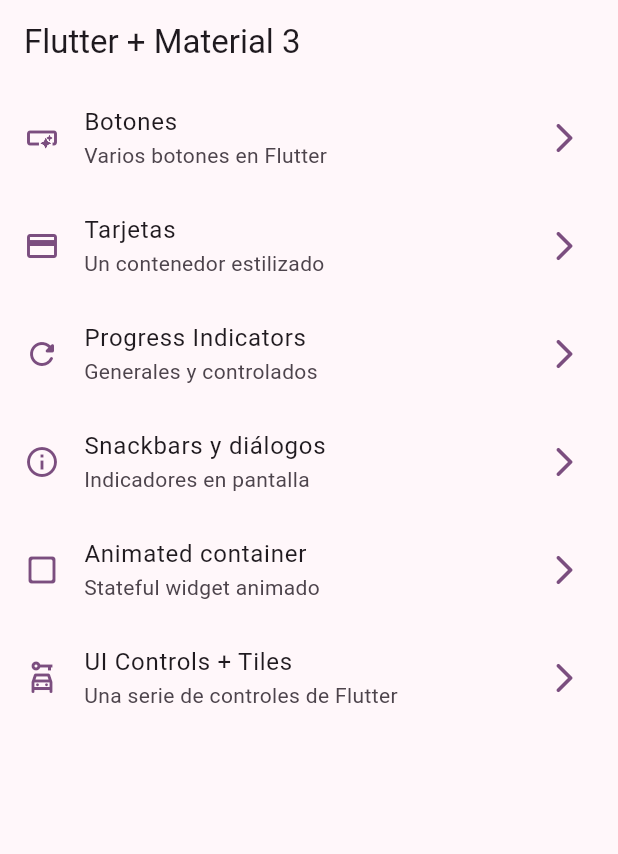
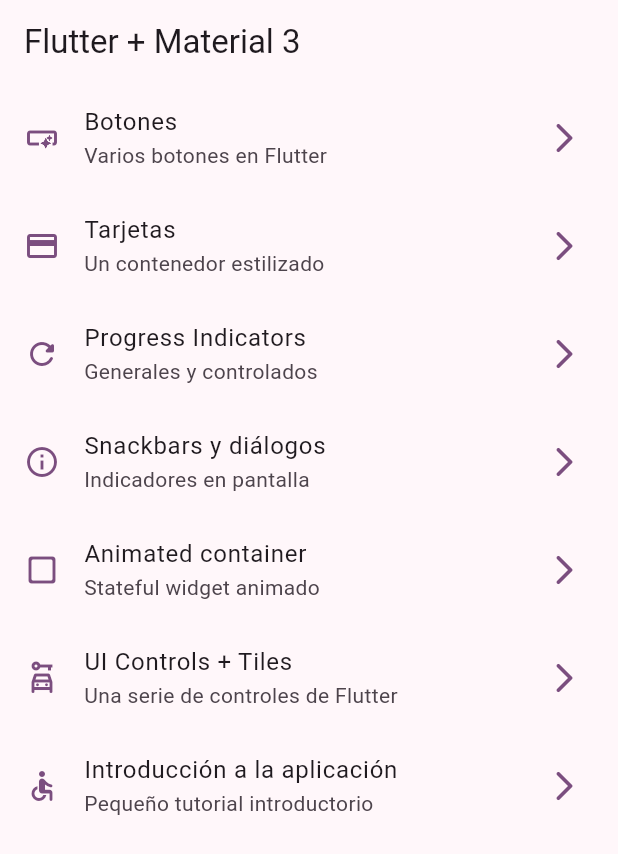
Before and after one commit to UrgedAsp/widgets_app, a Flutter app: the screen it shows after launch, on a phone screen of 412 x 824 dp. Shown: the top 854 px of the screen. Run offline on Flutter 3.47's test engine with Material 3 defaults, Android fonts, the phone set to English and light mode, and no system bars; our stand-ins replace go_router.

Commit message:
tutorial screen added

```diff
--- a/lib/config/menu/menu_items.dart
+++ b/lib/config/menu/menu_items.dart
@@ -44,5 +44,10 @@ const appMenuItems = <MenuItem>[
       title: 'UI Controls + Tiles',
       subTitle: 'Una serie de controles de Flutter',
       link: UiControlsScreen.name,
-      icon: Icons.car_rental_outlined)
+      icon: Icons.car_rental_outlined),
+  MenuItem(
+      title: 'Introducción a la aplicación',
+      subTitle: 'Pequeño tutorial introductorio',
+      link: AppTutorialScreen.name,
+      icon: Icons.accessible_rounded)
 ];
--- a/lib/config/router/app_router.dart
+++ b/lib/config/router/app_router.dart
@@ -37,6 +37,11 @@ final appRouter = GoRouter(
       path: '/ui-controls',
       name: UiControlsScreen.name,
       builder: (context, state) => const UiControlsScreen(),
+    ),
+      GoRoute(
+      path: '/tutorial',
+      name: AppTutorialScreen.name,
+      builder: (context, state) => const AppTutorialScreen(),
     )
   ],
 );
```
